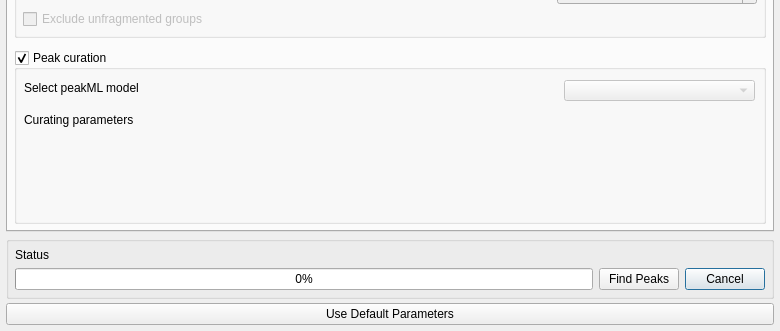
Qt form src/gui/mzroll/forms/peakdetectiondialog.ui (ElucidataInc/ElMaven) before a commit; both pictures show x 0 to 780 and y 469 to 800 of the 780 by 800 pixel window.
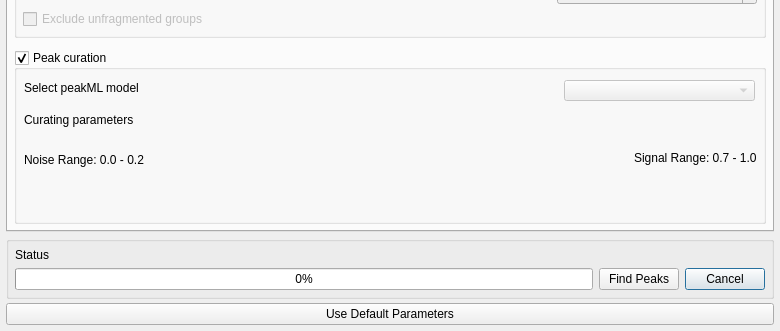
The same form after that commit.

Commit message: [ui] UI changes to range slider in peak detection dialog

Patch:
```diff
--- a/src/gui/mzroll/forms/peakdetectiondialog.ui
+++ b/src/gui/mzroll/forms/peakdetectiondialog.ui
@@ -728,6 +728,38 @@
            <string>Curating parameters</string>
           </property>
          </widget>
+         <widget class="QLabel" name="noiseRange">
+          <property name="geometry">
+           <rect>
+            <x>10</x>
+            <y>100</y>
+            <width>131</width>
+            <height>20</height>
+           </rect>
+          </property>
+          <property name="text">
+           <string>Noise Range: 0.0 - 0.2</string>
+          </property>
+         </widget>
+         <widget class="QLabel" name="signalRange">
+          <property name="geometry">
+           <rect>
+            <x>620</x>
+            <y>100</y>
+            <width>131</width>
+            <height>16</height>
+           </rect>
+          </property>
+          <property name="sizePolicy">
+           <sizepolicy hsizetype="Maximum" vsizetype="Fixed">
+            <horstretch>0</horstretch>
+            <verstretch>0</verstretch>
+           </sizepolicy>
+          </property>
+          <property name="text">
+           <string>Signal Range: 0.7 - 1.0</string>
+          </property>
+         </widget>
         </widget>
        </item>
       </layout>
```
Left out of the diff: 146 changed lines with no effect on the pictures. The commit also changes 5 other files.
